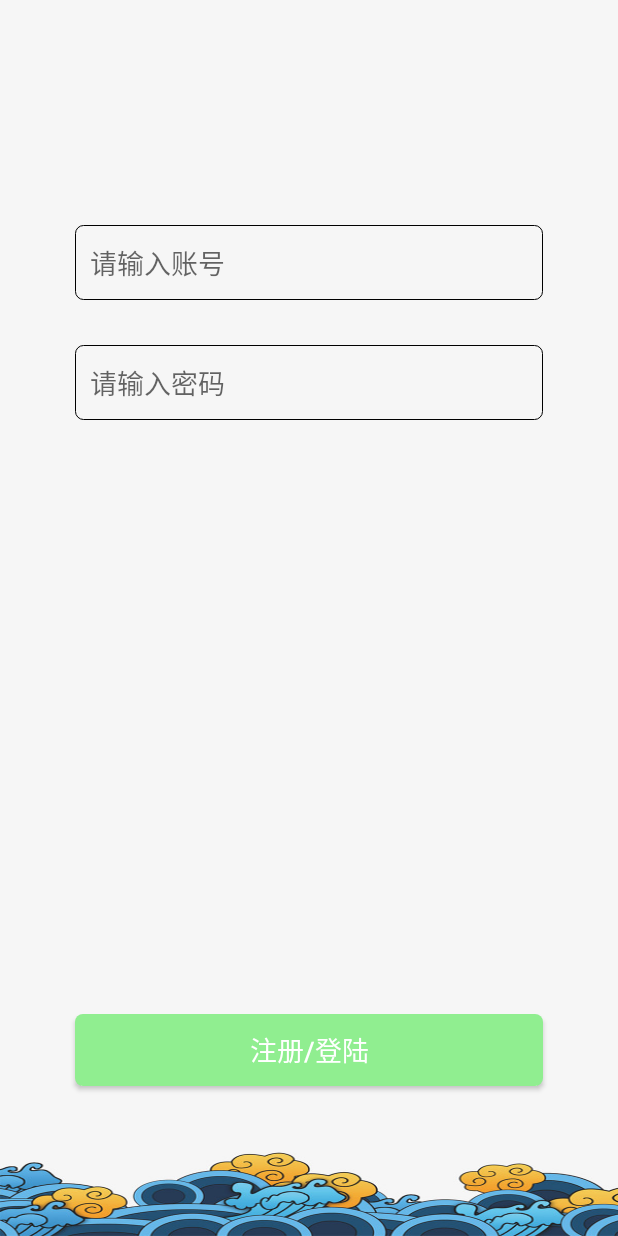
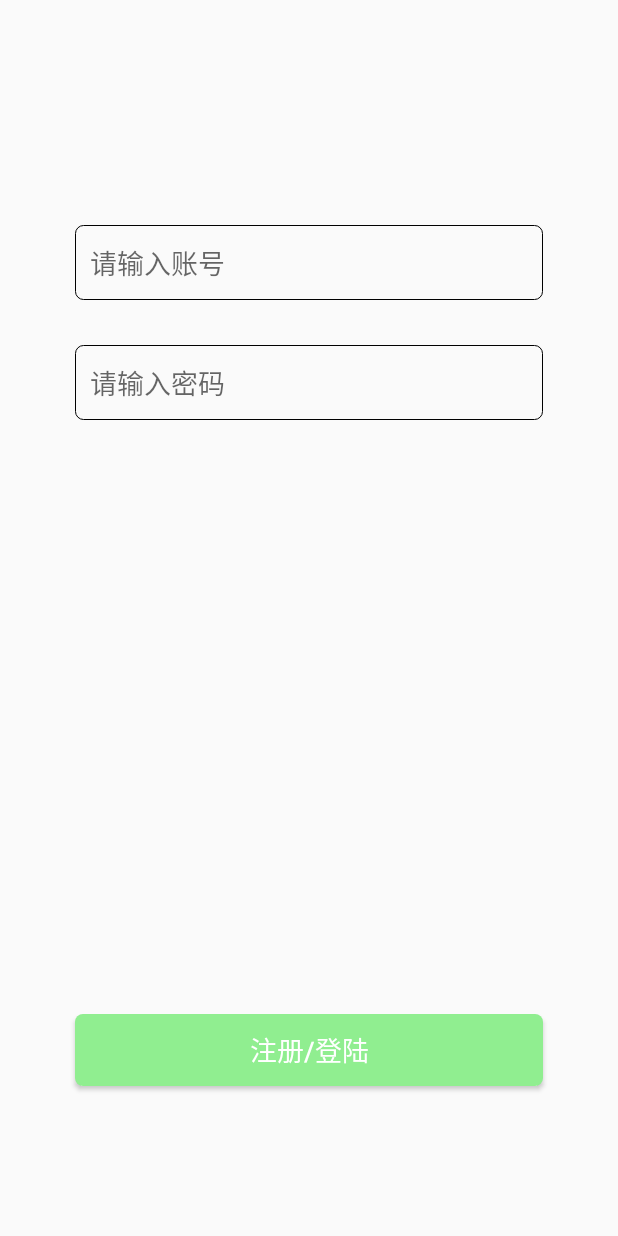
Before and after one commit to zwnevergiveup/feishu, an Android app: the screen it shows after launch (LoginActivity), on a phone screen of 412 x 824 dp. Run offline under Robolectric (Android 15) with nearby library versions, the phone set to English and light mode, and no system bars; our stand-ins replace Room's generated code, data binding; 4 statements that could not run were skipped.

```diff
--- a/app/src/main/java/com/example/qiaoxi/data/datasource/message/MessageDataDelegate.java
+++ b/app/src/main/java/com/example/qiaoxi/data/datasource/message/MessageDataDelegate.java
@@ -10,4 +10,6 @@ public interface MessageDataDelegate {
     void write2DB(MsgModel msgModel);
 
     List<MsgModel> readMsgFromDB(String current , String compact);
+
+    List<MsgModel> findMsgFromDB(String send, String receive);
 }
--- a/app/src/main/java/com/example/qiaoxi/data/repository/DataRepository.java
+++ b/app/src/main/java/com/example/qiaoxi/data/repository/DataRepository.java
@@ -76,6 +76,11 @@ public class DataRepository  implements MessageDataDelegate, ConversationModelDe
     }
 
     @Override
+    public List<MsgModel> findMsgFromDB(String send, String receive) {
+        return db.msgModelDao().find(send,receive);
+    }
+
+    @Override
     public List<ConversationModel> readConversationsFromDB(String current) {
         return db.conversationModelDao().getCurrentUserConversations(current);
     }
--- a/app/src/main/java/com/example/qiaoxi/dataprocess/LoginViewModel.java
+++ b/app/src/main/java/com/example/qiaoxi/dataprocess/LoginViewModel.java
@@ -101,6 +101,11 @@ public class LoginViewModel extends BaseViewModel {
         });
     }
 
+    public void changeAccount() {
+        lastUserIconVisible.setValue(View.GONE);
+        nameEditVisible.setValue(View.VISIBLE);
+    }
+
     public void logout(){
         EMClient.getInstance().logout(true, new EMCallBack() {
             @Override
--- a/app/src/main/java/com/example/qiaoxi/helper/db/MsgModelDao.java
+++ b/app/src/main/java/com/example/qiaoxi/helper/db/MsgModelDao.java
@@ -21,6 +21,9 @@ public interface MsgModelDao {
     @Query("SELECT * FROM msgmodels WHERE (send_name LIKE :name OR receive_name LIKE :name) AND (send_name LIKE :currentName OR receive_name LIKE :currentName ) ")
     List<MsgModel> loadMsgByName(String name,String currentName);
 
+    @Query("SELECT * FROM msgModels WHERE send_name LIKE :send AND receive_name LIKE :receive")
+    List<MsgModel> find(String send, String receive);
+
     @Insert
     void insertAll(MsgModel... msgModels);
 
--- a/app/src/main/java/com/example/qiaoxi/view/activity/BaseActivity.java
+++ b/app/src/main/java/com/example/qiaoxi/view/activity/BaseActivity.java
@@ -4,8 +4,10 @@ import android.app.NotificationChannel;
 import android.app.NotificationManager;
 import android.app.PendingIntent;
 import android.content.Intent;
+import android.graphics.Color;
 import android.os.Build;
 import android.os.Bundle;
+import android.view.View;
 import android.view.Window;
 import android.view.WindowManager;
 
@@ -24,7 +26,11 @@ public abstract class BaseActivity extends AppCompatActivity {
     protected void onCreate(@Nullable Bundle savedInstanceState) {
         super.onCreate(savedInstanceState);
         Window window = getWindow();
-        window.setStatusBarColor(getResources().getColor(R.color.alpha0));
+        window.clearFlags(WindowManager.LayoutParams.FLAG_TRANSLUCENT_STATUS);
+        window.addFlags(WindowManager.LayoutParams.FLAG_DRAWS_SYSTEM_BAR_BACKGROUNDS);
+        int option = window.getDecorView().getSystemUiVisibility() | View.SYSTEM_UI_FLAG_LAYOUT_STABLE | View.SYSTEM_UI_FLAG_LAYOUT_FULLSCREEN;
+        window.getDecorView().setSystemUiVisibility(option);
+        window.setStatusBarColor(Color.TRANSPARENT);
         setupDataBinding();
         setupView();
         setupEvent();
--- a/app/src/main/java/com/example/qiaoxi/view/activity/LoginActivity.java
+++ b/app/src/main/java/com/example/qiaoxi/view/activity/LoginActivity.java
@@ -23,28 +23,28 @@ public class LoginActivity extends BaseActivity {
 
     @Override
     protected void setupView() {
-        LottieAnimationView animationView = (LottieAnimationView) findViewById(R.id.login_anim);
-        animationView.playAnimation();
-        animationView.addAnimatorListener(new Animator.AnimatorListener() {
-            @Override
-            public void onAnimationStart(Animator animation) {
-            }
-
-            @Override
-            public void onAnimationEnd(Animator animation) {
-                animationView.setVisibility(View.GONE);
-            }
-
-            @Override
-            public void onAnimationCancel(Animator animation) {
-
-            }
-
-            @Override
-            public void onAnimationRepeat(Animator animation) {
-
-            }
-        });
+//        LottieAnimationView animationView = (LottieAnimationView) findViewById(R.id.login_anim);
+//        animationView.playAnimation();
+//        animationView.addAnimatorListener(new Animator.AnimatorListener() {
+//            @Override
+//            public void onAnimationStart(Animator animation) {
+//            }
+//
+//            @Override
+//            public void onAnimationEnd(Animator animation) {
+//                animationView.setVisibility(View.GONE);
+//            }
+//
+//            @Override
+//            public void onAnimationCancel(Animator animation) {
+//
+//            }
+//
+//            @Override
+//            public void onAnimationRepeat(Animator animation) {
+//
+//            }
+//        });
     }
 
     @Override
--- a/app/src/main/res/layout/activity_current_conversation.xml
+++ b/app/src/main/res/layout/activity_current_conversation.xml
@@ -14,6 +14,7 @@
         android:layout_width="match_parent"
         android:layout_height="match_parent"
         android:background="@color/pure_white"
+        android:fitsSystemWindows="true"
         tools:context=".view.activity.CurrentConversationsActivity">
 
         <com.example.qiaoxi.view.customerview.QXToolbar
--- a/app/src/main/res/layout/activity_login.xml
+++ b/app/src/main/res/layout/activity_login.xml
@@ -12,8 +12,7 @@
     <androidx.constraintlayout.widget.ConstraintLayout
         android:layout_width="match_parent"
         android:layout_height="match_parent"
-        android:background="@mipmap/langhua"
-        android:padding="0dp"
+        android:fitsSystemWindows="true"
         tools:context=".view.activity.LoginActivity">
 
         <com.example.qiaoxi.view.customerview.CustomerImgView
@@ -28,14 +27,14 @@
             android:visibility="@{viewmodel.lastUserIconVisible}"
             />
 
-        <com.airbnb.lottie.LottieAnimationView
-            android:layout_width="wrap_content"
-            android:layout_height="wrap_content"
-            app:layout_constraintStart_toStartOf="parent"
-            app:layout_constraintBottom_toBottomOf="parent"
-            app:lottie_fileName="data.json"
-            android:id="@+id/login_anim"
-            />
+<!--        <com.airbnb.lottie.LottieAnimationView-->
+<!--            android:layout_width="wrap_content"-->
+<!--            android:layout_height="wrap_content"-->
+<!--            app:layout_constraintStart_toStartOf="parent"-->
+<!--            app:layout_constraintBottom_toBottomOf="parent"-->
+<!--            app:lottie_fileName="data.json"-->
+<!--            android:id="@+id/login_anim"-->
+<!--            />-->
 
         <EditText
             android:layout_width="0dp"
@@ -86,5 +85,18 @@
             app:layout_constraintBottom_toBottomOf="parent"
             android:layout_marginBottom="100dp"
             android:id="@+id/login" />
+
+        <TextView
+            android:layout_width="wrap_content"
+            android:layout_height="wrap_content"
+            app:layout_constraintTop_toBottomOf="@id/login"
+            app:layout_constraintStart_toStartOf="parent"
+            app:layout_constraintEnd_toEndOf="parent"
+            android:id="@+id/login_change_account"
+            android:text="@string/change_account"
+            android:layout_marginTop="15dp"
+            android:visibility="@{viewmodel.lastUserIconVisible}"
+            android:onClick="@{() -> viewmodel.changeAccount()}"
+            />
     </androidx.constraintlayout.widget.ConstraintLayout>
 </layout>
--- a/app/src/main/res/layout/fragment_conversations.xml
+++ b/app/src/main/res/layout/fragment_conversations.xml
@@ -4,7 +4,7 @@
     xmlns:tools="http://schemas.android.com/tools"
     android:layout_width="match_parent"
     android:layout_height="match_parent"
-    app:background_color="@color/background_gray"
+    android:fitsSystemWindows="true"
     tools:context=".view.fragment.ConversationsFragment">
 
     <com.example.qiaoxi.view.customerview.QXToolbar
--- a/app/src/main/res/layout/fragment_mine.xml
+++ b/app/src/main/res/layout/fragment_mine.xml
@@ -4,6 +4,7 @@
     xmlns:tools="http://schemas.android.com/tools"
     android:layout_width="match_parent"
     android:layout_height="match_parent"
+    android:fitsSystemWindows="true"
     tools:context=".view.fragment.MineFragment">
 
     <TextView
--- a/app/src/main/res/values/strings.xml
+++ b/app/src/main/res/values/strings.xml
@@ -15,4 +15,5 @@
     <string name="input_acount_remind">请输入账号</string>
     <string name="input_passwd_remind">请输入密码</string>
     <string name="please_enter_message">请输入消息</string>
+    <string name="change_account">切换账号</string>
 </resources>
```
Also changed, not shown: app/src/main/java/com/example/qiaoxi/data/datasource/message/MessageListenDataSource.java (+6 -6 lines), app/src/main/java/com/example/qiaoxi/view/activity/MainActivity.java (+46 -7 lines), app/src/main/java/com/example/qiaoxi/view/adapter/MainActivityViewPagerAdapter.java (added, +32 -0 lines), app/src/main/res/layout/activity_main.xml (+4 -6 lines), app/src/main/res/layout/fragment_compact.xml (+2 -5 lines).
